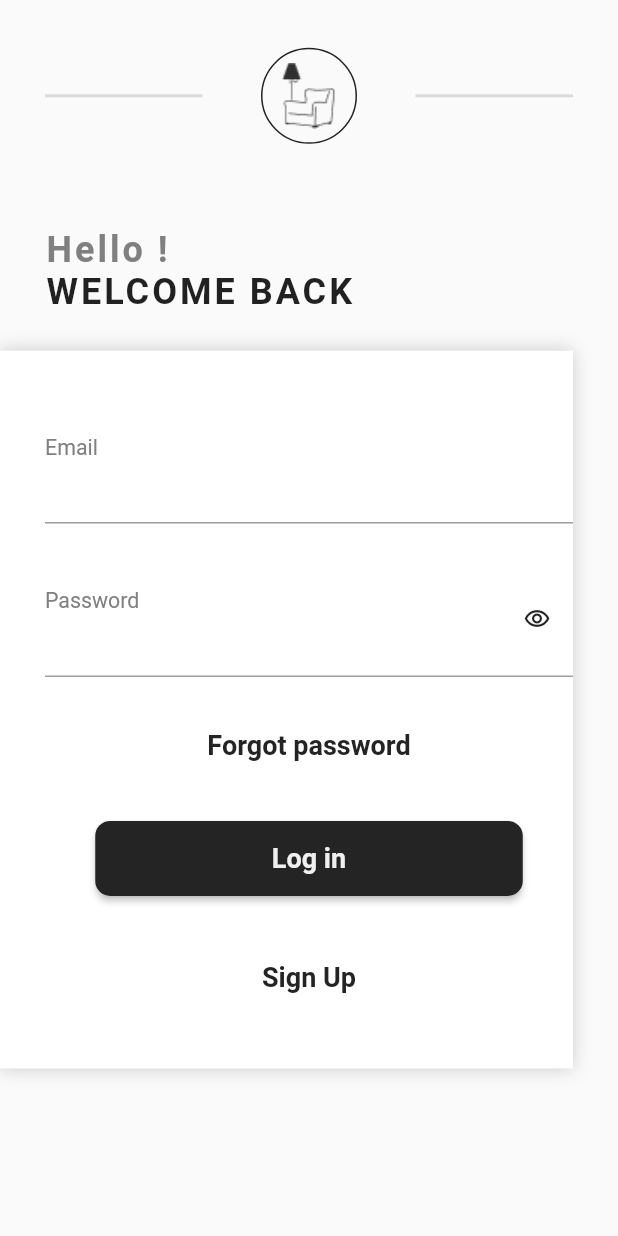
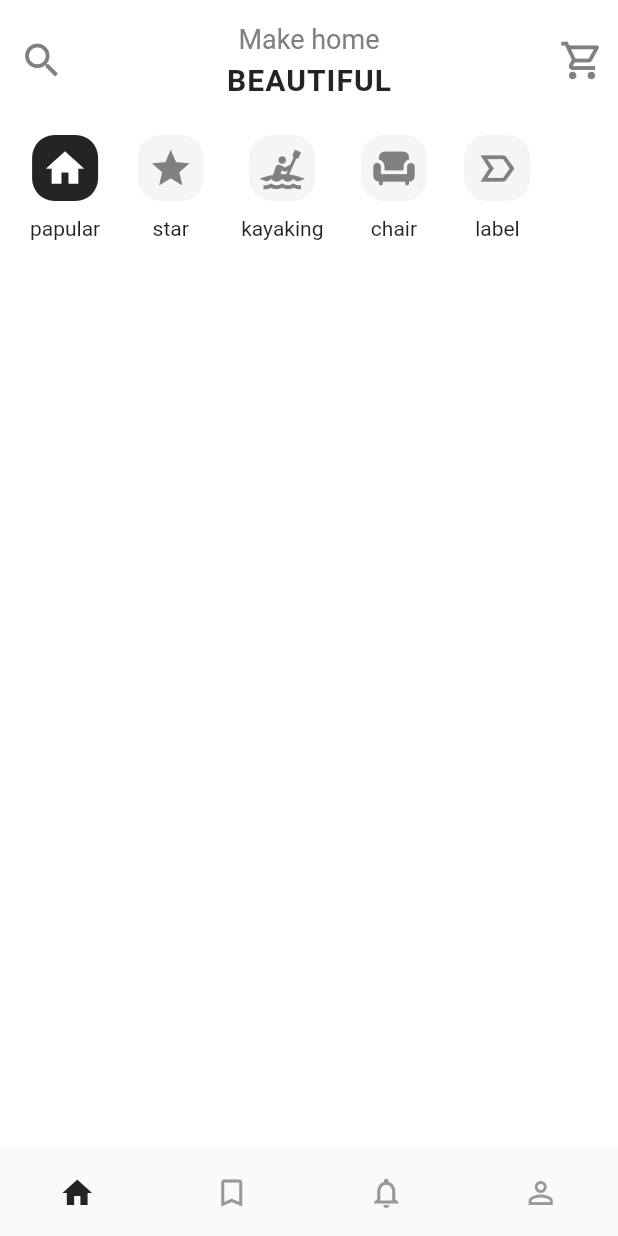
Before and after one commit to karimheiba/Furniture_shopping, a Flutter app: the Login screen opened by its route, after a tap on "Log in", on a phone screen of 412 x 824 dp. Run offline on Flutter 3.47's test engine with Material 2 defaults, Android fonts, the phone set to English and light mode, and no system bars.

Commit message:
new home screen update

```diff
--- a/lib/main.dart
+++ b/lib/main.dart
@@ -1,8 +1,10 @@
 import 'package:flutter/material.dart';
+import 'package:furniture_shopping_app/screen/home_screen.dart';
 import 'package:furniture_shopping_app/screen/login.dart';
 import 'package:furniture_shopping_app/screen/signup.dart';
 
 import 'screen/boarding.dart';
+
 
 
 void main() {
@@ -22,6 +24,7 @@
 "/":(context) => Boarding(),
 "login":(context) => Login(),
 "signup":(context) => SignUp(),
+"home":(context) => HomeScreen(),
 
       },
       title: 'furniture shopping',
--- a/lib/screen/boarding.dart
+++ b/lib/screen/boarding.dart
@@ -1,6 +1,6 @@
 import 'package:flutter/material.dart';
 import 'package:furniture_shopping_app/constans/colors.dart';
-import 'package:furniture_shopping_app/widget/custom_bottom_navigation.dart';
+
 
 
 class Boarding extends StatelessWidget {
@@ -13,12 +13,14 @@ class Boarding extends StatelessWidget {
   @override
   Widget build(BuildContext context) {
 
+
     return Scaffold(
       body:Container(
 
 
 padding: EdgeInsets.symmetric(horizontal: 25,),
-        width: double.infinity,
+        width: MediaQuery.of(context).size.width,
+        height: MediaQuery.of(context).size.height,
         decoration: BoxDecoration(
           image: DecorationImage(image: AssetImage("assets/images/maskGroup.png"),fit: BoxFit.cover,),
         ),
--- /dev/null
+++ b/lib/screen/home_screen.dart
@@ -0,0 +1,80 @@
+import 'package:flutter/material.dart';
+
+
+
+import 'package:furniture_shopping_app/screen/main_tab_screens/favorite_tab.dart';
+import 'package:furniture_shopping_app/screen/main_tab_screens/home_tab_screen.dart';
+import 'package:furniture_shopping_app/screen/main_tab_screens/notification_tab.dart';
+import 'package:furniture_shopping_app/screen/main_tab_screens/profile_tab.dart';
+
+
+
+import '../constans/colors.dart';
+
+
+
+
+class HomeScreen extends StatefulWidget {
+ HomeScreen({Key? key}) : super(key: key);
+
+  @override
+  State<HomeScreen> createState() => _HomeScreenState();
+}
+
+class _HomeScreenState extends State<HomeScreen> {
+  int currentIndex=0;
+
+   List <Widget>screens=[
+    HomeScreenTab(),
+
+    FavoriteScreen(),
+    NotificationScreen(),
+    ProfileScreen()
+
+
+  ];
+
+  @override
+  Widget build(BuildContext context) {
+    return Scaffold(
+      bottomNavigationBar: BottomNavigationBar(
+        showSelectedLabels: false,
+        showUnselectedLabels: false,
+        type: BottomNavigationBarType.fixed,
+
+
+
+        selectedItemColor: primary,
+        unselectedItemColor: disabledButton,
+        currentIndex: currentIndex,
+        onTap: (index,){
+          setState(() {
+            currentIndex=index;
+
+
+
+          });
+        },
+
+
+        items: [
+          BottomNavigationBarItem(activeIcon:Icon(Icons.home,) ,
+            icon:Icon(Icons.home_outlined),label:"home" ),
+          BottomNavigationBarItem(
+            activeIcon: Icon(Icons.bookmark),
+            icon:Icon(Icons.bookmark_border),label:"favorite" ),
+                    BottomNavigationBarItem(activeIcon: Icon(Icons.notifications),
+                      icon:Icon(Icons.notifications_outlined),label:"notification" ),
+          BottomNavigationBarItem(activeIcon: Icon(Icons.person),
+
+            icon:Icon(Icons.person_outline),label:"profile" ),
+
+
+
+      ],
+      ),
+      body:screens[currentIndex] ,
+    );
+
+  }
+}
--- a/lib/screen/login.dart
+++ b/lib/screen/login.dart
@@ -12,6 +12,7 @@ class Login extends StatelessWidget {
   Widget build(BuildContext context) {
     Size size = MediaQuery.of(context).size;
     return Scaffold(
+
       body: SafeArea(
         child: SingleChildScrollView(
           child: Column(
@@ -71,6 +72,7 @@ class Login extends StatelessWidget {
           SignButton(
             text: "Log in",
             onPressed: () {
+              Navigator.pushNamedAndRemoveUntil(context, "home", (route) => false);
 
             },
           ),
--- /dev/null
+++ b/lib/screen/main_tab_screens/home_tab_screen.dart
@@ -0,0 +1,47 @@
+import 'package:flutter/material.dart';
+
+import 'package:furniture_shopping_app/widget/category_list.dart';
+
+import '../../constans/colors.dart';
+
+class HomeScreenTab extends StatelessWidget {
+  const HomeScreenTab({Key? key}) : super(key: key);
+
+  @override
+  Widget build(BuildContext context) {
+    return Scaffold(
+      backgroundColor: Colors.white,
+      appBar: AppBar(
+
+          elevation: 0,
+          backgroundColor: Colors.white,
+          leading: IconButton(onPressed: (){}, icon: Icon(Icons.search,size: 30,color:textSecondary ,)),
+          toolbarHeight: 80,
+          centerTitle: true,
+          title: Column(
+            children: [
+              Text("Make home",style: TextStyle(fontSize: 18,fontWeight: FontWeight.w400,color: textSecondary),),
+              SizedBox(height: 5,),
+              Text("BEAUTIFUL",style: TextStyle(fontSize: 20,fontWeight: FontWeight.w700,color: primary,letterSpacing: .7),),
+            ],
+          ),
+
+
+    actions: [
+
+      IconButton(onPressed: (){}, icon: Icon(Icons.shopping_cart_outlined,color: textSecondary,size: 30,))
+    ],
+        ),
+        body:
+        Column(
+          children: [
+            Padding(
+              padding: const EdgeInsets.symmetric(vertical: 10.0),
+              child: CategoryList(),
+            ),
+          ],
+        ),
+    );
+
+  }
+}
--- /dev/null
+++ b/lib/widget/category_list.dart
@@ -0,0 +1,68 @@
+import 'package:flutter/material.dart';
+
+import '../constans/colors.dart';
+
+class CategoryList extends StatefulWidget {
+  @override
+  State<CategoryList> createState() => _CategoryListState();
+}
+
+class _CategoryListState extends State<CategoryList> {
+  // CategoryList({required this.label,required this.icon})
+     Map<String , IconData> _icons={
+
+   "papular": Icons.home,
+    "star": Icons.star,
+    "kayaking": Icons.kayaking,
+   "chair":  Icons.chair,
+   "label":  Icons.label_important_outline,
+  };
+
+  int currentIndex=0;
+
+  @override
+  Widget build(BuildContext context) {
+    return
+          Padding(
+            padding: const EdgeInsets.symmetric(horizontal: 20.0),
+            child: SizedBox(
+              height: 100,
+              child: ListView.separated(
+                separatorBuilder:((context, index) {
+                  return  SizedBox(width: 25);
+
+                }),
+                scrollDirection: Axis.horizontal,
+                itemCount: _icons.length,
+                itemBuilder: ((context, index) {
+                return GestureDetector(
+                onTap: (){
+setState(() {
+  currentIndex=index;
+});
+                },
+                child: Column(
+                  children: [
+                    Container(
+                      height: 44,
+                      width: 44,
+                      decoration: BoxDecoration(
+                     borderRadius: BorderRadius.circular(15),
+                        color: currentIndex== index ? primary: disabledField
+                      ),
+                      child: Icon(_icons.values.toList()[index],color:  currentIndex== index ? Colors.white:textSecondary,size: 30,),
+                    ),
+                    Padding(
+                      padding: const EdgeInsets.only(top: 10.0),
+                      child: Text( _icons.keys.toList()[index]),
+                    ),
+                  ],
+                ),
+              );
+           })),
+            )
+          );
+
+
+  }
+}
--- a/lib/widget/sign_button.dart
+++ b/lib/widget/sign_button.dart
@@ -10,6 +10,7 @@ final VoidCallback onPressed;
   @override
   Widget build(BuildContext context) {
     return MaterialButton(
+      visualDensity: VisualDensity.comfortable,
        onPressed: onPressed,
       shape: RoundedRectangleBorder(borderRadius: BorderRadius.circular(10)),
 
```
Also changed, not shown: lib/screen/main_tab_screens/favorite_tab.dart (added, +13 -0 lines), lib/screen/main_tab_screens/notification_tab.dart (added, +20 -0 lines), lib/screen/main_tab_screens/profile_tab.dart (added, +14 -0 lines), lib/widget/custom_bottom_navigation.dart (+40 -40 lines).
